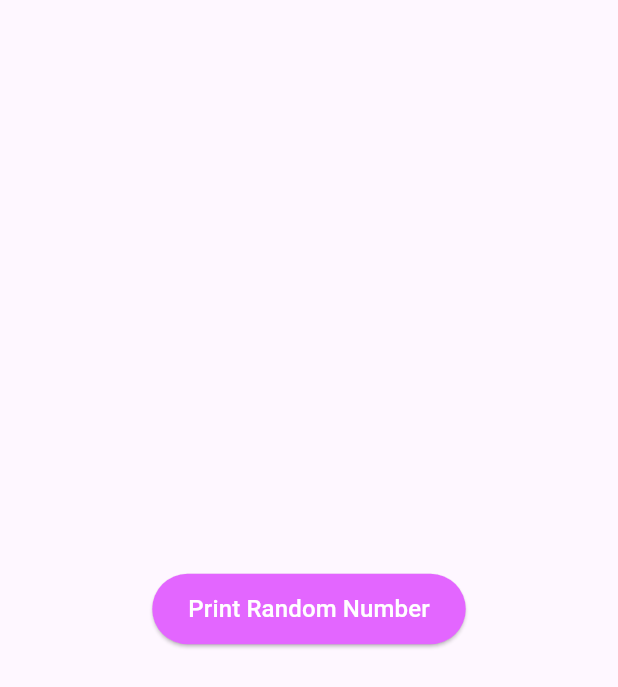
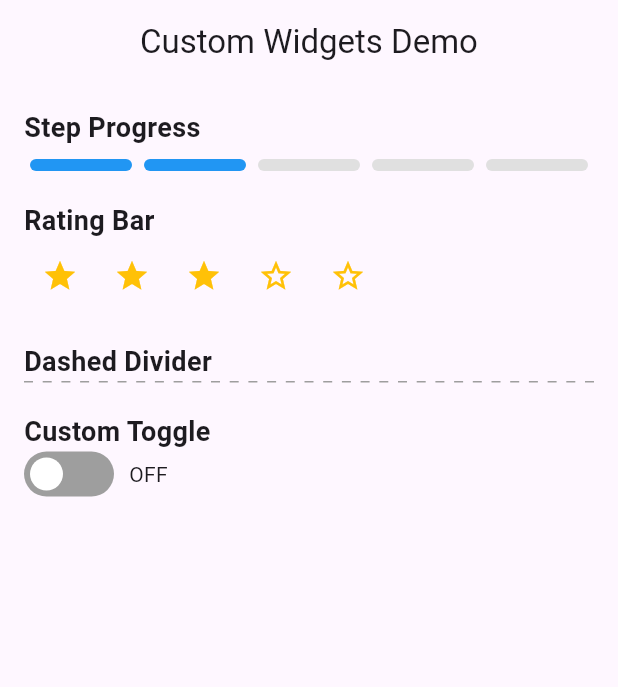
Before and after one commit to sk123411/flutter_course, a Flutter app: the screen it shows after launch, on a phone screen of 412 x 824 dp. Shown: the top 687 px of the screen. Run offline on Flutter 3.47's test engine with Material 3 defaults, Android fonts, the phone set to English and light mode, and no system bars; our stand-ins replace dio, get, google_fonts, shared_preferences.

Commit message:
Flutter packages and Custom widgets for specific  problem (if not solving from packages)

```diff
--- /dev/null
+++ b/lib/custom_widgets/custom_dashed_line.dart
@@ -0,0 +1,34 @@
+import 'package:flutter/material.dart';
+
+class DashedLine extends StatelessWidget {
+  final double height;
+  final double dashWidth;
+  final Color color;
+
+  const DashedLine({
+    this.height = 1,
+    this.dashWidth = 6,
+    this.color = Colors.grey,
+    super.key,
+  });
+
+  @override
+  Widget build(BuildContext context) {
+    return LayoutBuilder(builder: (context, constraints) {
+      final boxWidth = constraints.constrainWidth();
+      final dashCount = (boxWidth / (2 * dashWidth)).floor();
+      return Row(
+        mainAxisAlignment: MainAxisAlignment.spaceBetween,
+        children: List.generate(dashCount, (_) {
+          return SizedBox(
+            width: dashWidth,
+            height: height,
+            child: DecoratedBox(
+              decoration: BoxDecoration(color: color),
+            ),
+          );
+        }),
+      );
+    });
+  }
+}
--- /dev/null
+++ b/lib/custom_widgets/custom_interactive_rating.dart
@@ -0,0 +1,48 @@
+import 'package:flutter/material.dart';
+
+class RatingBar extends StatefulWidget {
+  final int maxRating;
+  final double currentRating;
+  final void Function(double rating) onRatingSelected;
+
+  const RatingBar({
+    required this.maxRating,
+    required this.currentRating,
+    required this.onRatingSelected,
+    super.key,
+  });
+
+  @override
+  State<RatingBar> createState() => _RatingBarState();
+}
+
+class _RatingBarState extends State<RatingBar> {
+  late double _rating;
+
+  @override
+  void initState() {
+    super.initState();
+    _rating = widget.currentRating;
+  }
+
+  void _handleTap(int index) {
+    setState(() => _rating = index.toDouble());
+    widget.onRatingSelected(_rating);
+  }
+
+  @override
+  Widget build(BuildContext context) {
+    return Row(
+      children: List.generate(widget.maxRating, (index) {
+        return IconButton(
+          padding: EdgeInsets.zero,
+          icon: Icon(
+            index < _rating ? Icons.star : Icons.star_border,
+            color: Colors.amber,
+          ),
+          onPressed: () => _handleTap(index + 1),
+        );
+      }),
+    );
+  }
+}
--- /dev/null
+++ b/lib/custom_widgets/custom_stepper.dart
@@ -0,0 +1,31 @@
+import 'package:flutter/material.dart';
+
+class CustomStepper extends StatelessWidget {
+  final int currentStep;
+  final int totalSteps;
+
+  const CustomStepper({
+    required this.currentStep,
+    required this.totalSteps,
+    super.key,
+  });
+
+  @override
+  Widget build(BuildContext context) {
+    return Row(
+      children: List.generate(totalSteps, (index) {
+        final isCompleted = index < currentStep;
+        return Expanded(
+          child: Container(
+            height: 8,
+            margin: const EdgeInsets.symmetric(horizontal: 4),
+            decoration: BoxDecoration(
+              color: isCompleted ? Colors.blue : Colors.grey.shade300,
+              borderRadius: BorderRadius.circular(4),
+            ),
+          ),
+        );
+      }),
+    );
+  }
+}
--- /dev/null
+++ b/lib/custom_widgets/custom_toggle_switch.dart
@@ -0,0 +1,57 @@
+import 'package:flutter/material.dart';
+
+class CustomToggleSwitch extends StatefulWidget {
+  final bool value;
+  final ValueChanged<bool> onChanged;
+
+  const CustomToggleSwitch({
+    required this.value,
+    required this.onChanged,
+    super.key,
+  });
+
+  @override
+  State<CustomToggleSwitch> createState() => _CustomToggleSwitchState();
+}
+
+class _CustomToggleSwitchState extends State<CustomToggleSwitch>
+    with SingleTickerProviderStateMixin {
+  late bool _value;
+
+  @override
+  void initState() {
+    super.initState();
+    _value = widget.value;
+  }
+
+  void _toggle() {
+    setState(() => _value = !_value);
+    widget.onChanged(_value);
+  }
+
+  @override
+  Widget build(BuildContext context) {
+    return GestureDetector(
+      onTap: _toggle,
+      child: AnimatedContainer(
+        duration: const Duration(milliseconds: 200),
+        width: 60,
+        height: 30,
+        padding: const EdgeInsets.all(4),
+        decoration: BoxDecoration(
+          color: _value ? Colors.green : Colors.grey,
+          borderRadius: BorderRadius.circular(20),
+        ),
+        alignment: _value ? Alignment.centerRight : Alignment.centerLeft,
+        child: Container(
+          width: 22,
+          height: 22,
+          decoration: const BoxDecoration(
+            shape: BoxShape.circle,
+            color: Colors.white,
+          ),
+        ),
+      ),
+    );
+  }
+}
--- /dev/null
+++ b/lib/custom_widgets/custom_widgets_demo_screen.dart
@@ -0,0 +1,68 @@
+import 'package:flutter/material.dart';
+
+import 'custom_dashed_line.dart';
+import 'custom_interactive_rating.dart';
+import 'custom_stepper.dart';
+import 'custom_toggle_switch.dart';
+
+
+class CustomWidgetsDemoScreen extends StatefulWidget {
+  const CustomWidgetsDemoScreen({super.key});
+
+  @override
+  State<CustomWidgetsDemoScreen> createState() => _CustomWidgetsDemoScreenState();
+}
+
+class _CustomWidgetsDemoScreenState extends State<CustomWidgetsDemoScreen> {
+  int currentStep = 2;
+  double rating = 3;
+  bool toggleValue = false;
+
+  @override
+  Widget build(BuildContext context) {
+    return Scaffold(
+      appBar: AppBar(
+        title: const Text("Custom Widgets Demo"),
+        centerTitle: true,
+      ),
+      body: Padding(
+        padding: const EdgeInsets.all(16),
+        child: Column(
+          crossAxisAlignment: CrossAxisAlignment.start,
+          children: [
+            const Text("Step Progress", style: TextStyle(fontSize: 18, fontWeight: FontWeight.bold)),
+            const SizedBox(height: 8),
+            CustomStepper(currentStep: currentStep, totalSteps: 5),
+            const SizedBox(height: 20),
+
+            const Text("Rating Bar", style: TextStyle(fontSize: 18, fontWeight: FontWeight.bold)),
+            RatingBar(
+              maxRating: 5,
+              currentRating: rating,
+              onRatingSelected: (value) {
+                setState(() => rating = value);
+              },
+            ),
+            const SizedBox(height: 20),
+
+            const Text("Dashed Divider", style: TextStyle(fontSize: 18, fontWeight: FontWeight.bold)),
+            const DashedLine(),
+            const SizedBox(height: 20),
+
+            const Text("Custom Toggle", style: TextStyle(fontSize: 18, fontWeight: FontWeight.bold)),
+            Row(
+              children: [
+                CustomToggleSwitch(
+                  value: toggleValue,
+                  onChanged: (val) => setState(() => toggleValue = val),
+                ),
+                const SizedBox(width: 10),
+                Text(toggleValue ? "ON" : "OFF"),
+              ],
+            ),
+          ],
+        ),
+      ),
+    );
+  }
+}
--- a/lib/main.dart
+++ b/lib/main.dart
@@ -10,6 +10,7 @@ import 'package:flutter_course/advanced_ui_widgets/preferred_sized_widget.dart';
 import 'package:flutter_course/api_service/api_test_screen.dart';
 import 'package:flutter_course/custom_fonts/custom_font_screen.dart';
 import 'package:flutter_course/custom_widgets/custom_screen.dart';
+import 'package:flutter_course/custom_widgets/custom_widgets_demo_screen.dart';
 import 'package:flutter_course/form/sign_up_card.dart';
 import 'package:flutter_course/helper_methods_screen.dart';
 import 'package:flutter_course/navigation_and_routes/parent_screen.dart';
@@ -42,7 +43,7 @@ class MyApp extends StatelessWidget {
         useMaterial3: true,
       ),
       home: Scaffold(
-        body: HelperMethodsScreen()
+        body: CustomWidgetsDemoScreen()
       ),
 
 
```
